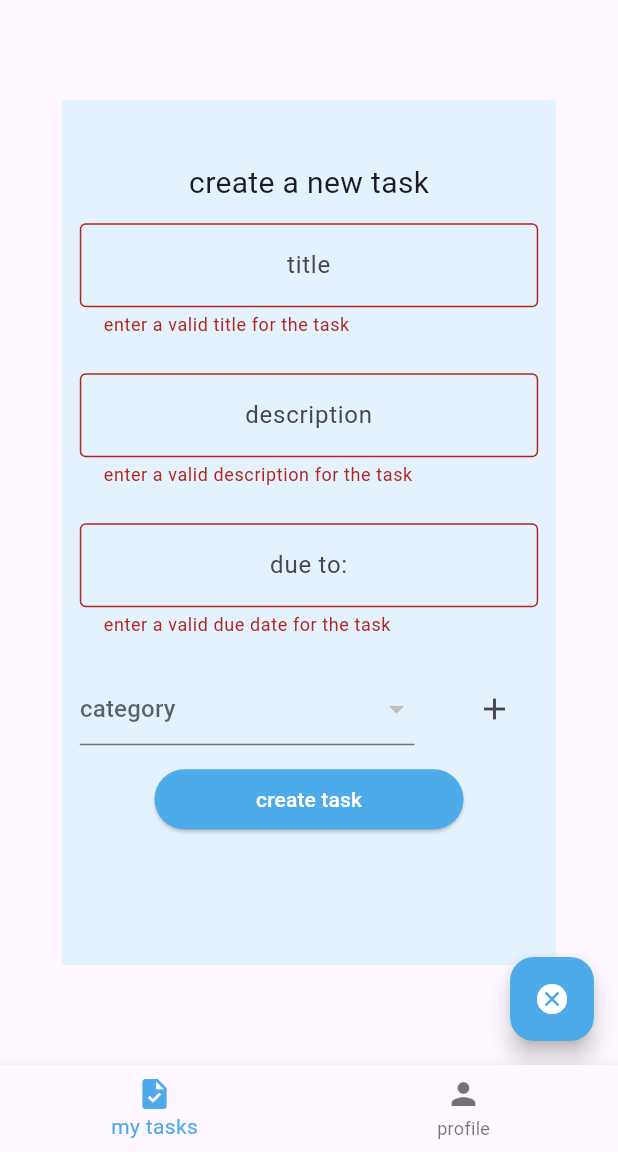
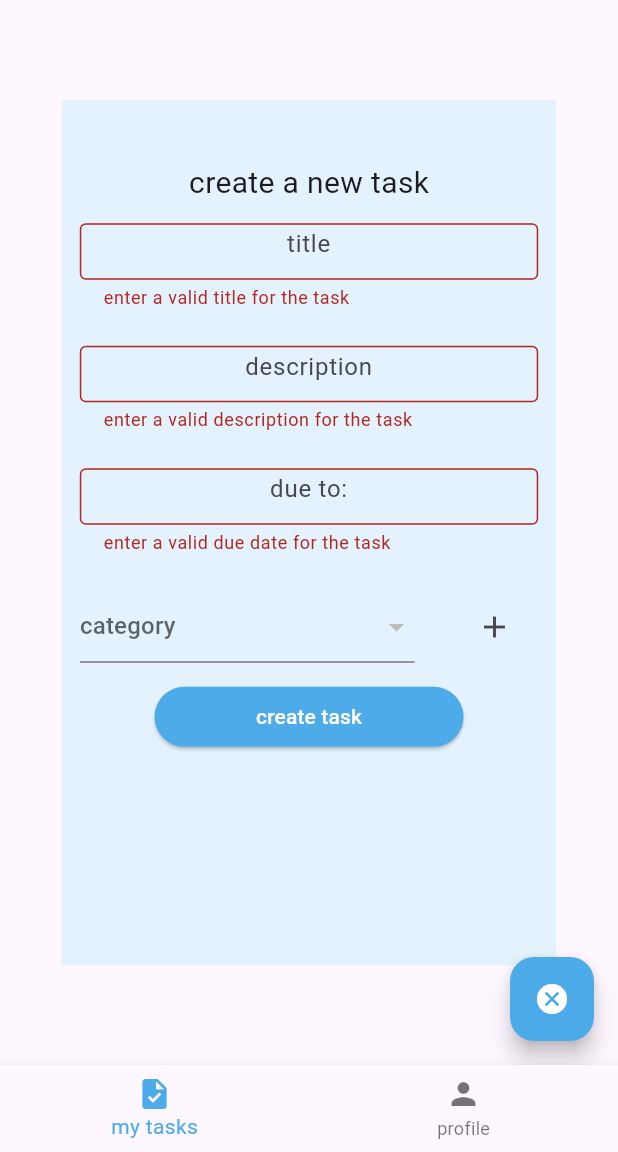
Before and after one commit to eduardobandeiramg/nex-task, a Flutter app: the screen it shows once a user with an empty profile is signed in, after a tap on the "add" icon, after a tap on "create task", on a phone screen of 412 x 824 dp, the part 84-1236 px from its top. Run offline on Flutter 3.47's test engine with Material 3 defaults, Android fonts, the phone set to English and light mode, and no system bars; our stand-ins replace flutter_bloc, image_picker, supabase_flutter; accounts and stored records are empty; network calls fail.

```diff
--- a/lib/view/components/modals/create_task_modal.dart
+++ b/lib/view/components/modals/create_task_modal.dart
@@ -7,6 +7,7 @@ import 'package:nex_task/utils/dimensions.dart';
 import 'package:nex_task/utils/enums/button_types.dart';
 import 'package:nex_task/utils/enums/text_form_field_input.dart';
 import 'package:nex_task/view/components/buttons/standard_button.dart';
+import 'package:nex_task/view/components/text_form_fields/smaller_standard_text_form_field.dart';
 import 'package:nex_task/view/components/text_form_fields/standard_text_form_field.dart';
 import 'package:nex_task/view/components/text_form_fields/task_category_drop_down.dart';
 import 'package:nex_task/view/screens/navigation_screen/navigation_screen.dart';
@@ -56,21 +57,24 @@ class _CreateTaskModalState extends State<CreateTaskModal> {
               Expanded(
                 child: ListView(
                   children: [
-                    StandardTextFormField(
+                    SmallerStandardTextFormField(
                       textFormFieldInput: TextFormFieldInput.taskTitle,
                       controller: taskTitleController,
                     ),
-                    StandardTextFormField(
+                    SmallerStandardTextFormField(
                       textFormFieldInput: TextFormFieldInput.taskDescription,
                       controller: taskDescriptionController,
                     ),
-                    StandardTextFormField(
+                    SmallerStandardTextFormField(
                       textFormFieldInput: TextFormFieldInput.taskDueDate,
                       controller: taskDueDateController,
                     ),
                     Row(
                       children: [
-                        Expanded(child: TaskCategoryDropDown(categoriesList: categoriesList,), flex: 3),
+                        Expanded(
+                          child: TaskCategoryDropDown(categoriesList: categoriesList),
+                          flex: 3,
+                        ),
                         Expanded(
                           child: IconButton(
                             onPressed: () {
@@ -84,7 +88,7 @@ class _CreateTaskModalState extends State<CreateTaskModal> {
                       ],
                     ),
                     if (newCategory)
-                      StandardTextFormField(
+                      SmallerStandardTextFormField(
                         textFormFieldInput: TextFormFieldInput.newCategory,
                         controller: taskNewCategoryController,
                       ),
@@ -121,8 +125,7 @@ class _CreateTaskModalState extends State<CreateTaskModal> {
                               MaterialPageRoute(builder: (context) => NavigationScreen()),
                             );
                           }
-                        } else {
-                        }
+                        } else {}
                       },
                     ),
                   ],
--- /dev/null
+++ b/lib/view/components/text_form_fields/smaller_standard_text_form_field.dart
@@ -0,0 +1,133 @@
+import 'package:flutter/material.dart';
+import 'package:nex_task/utils/enums/text_form_field_input.dart';
+
+import '../../../utils/dimensions.dart';
+
+class SmallerStandardTextFormField extends StatefulWidget {
+  TextFormFieldInput textFormFieldInput;
+  TextEditingController controller;
+
+  SmallerStandardTextFormField({super.key, required this.textFormFieldInput, required this.controller});
+
+  @override
+  State<SmallerStandardTextFormField> createState() => _SmallerStandardTextFormFieldState();
+}
+
+class _SmallerStandardTextFormFieldState extends State<SmallerStandardTextFormField> {
+  // method for returning the date picker:
+  Future<void> _selectDate(BuildContext context) async {
+    DateTime? picked = await showDatePicker(
+      context: context,
+      initialDate: DateTime.now(),
+      firstDate: DateTime(1900),
+      lastDate: DateTime(2100),
+    );
+    if (picked != null) {
+      setState(() {
+        widget.controller.text = "${picked.day}/${picked.month}/${picked.year}";
+      });
+    }
+  }
+
+  @override
+  Widget build(BuildContext context) {
+    return Padding(
+      padding: const EdgeInsets.all(12.0),
+      child: Container(
+        height: Dimensions.height*0.07,
+        decoration: BoxDecoration(borderRadius: BorderRadius.circular(50)),
+        child: TextFormField(
+          validator: (value) {
+            if (widget.textFormFieldInput == TextFormFieldInput.taskTitle) {
+              if (value!.isEmpty) {
+                return "enter a valid title for the task";
+              } else {
+                return null;
+              }
+            } else if (widget.textFormFieldInput == TextFormFieldInput.taskDescription) {
+              if (value!.isEmpty) {
+                return "enter a valid description for the task";
+              } else {
+                return null;
+              }
+            } else if (widget.textFormFieldInput == TextFormFieldInput.taskDueDate) {
+              if (value!.isEmpty) {
+                return "enter a valid due date for the task";
+              } else {
+                return null;
+              }
+            } else if (widget.textFormFieldInput == TextFormFieldInput.email) {
+              if (value!.isEmpty) {
+                return "field must be not null";
+              } else if (!RegExp(
+                r'^[a-zA-Z0-9._%+-]+@[a-zA-Z0-9.-]+\.[a-zA-Z]{2,}$',
+              ).hasMatch(value)) {
+                return 'enter a valid email';
+              } else {
+                return null;
+              }
+            } else if (widget.textFormFieldInput == TextFormFieldInput.password) {
+              if (value!.length < 8) {
+                return 'your password must have at least 8 characters';
+              } else if (!RegExp(r'[0-9]').hasMatch(value)) {
+                return 'your password must contain at least a number';
+              } else if (!RegExp('[A-Z]').hasMatch(value)) {
+                return 'your password must contain at least one upper case character';
+              } else if (!RegExp('[a-z]').hasMatch(value)) {
+                return 'your password must contain at least one lower case character';
+              }
+            } else if (widget.textFormFieldInput == TextFormFieldInput.confirmPassword) {
+              if (value!.length < 8) {
+                return 'your password must have at least 8 characters';
+              } else if (!RegExp(r'[0-9]').hasMatch(value)) {
+                return 'your password must contain at least a number';
+              } else if (!RegExp('[A-Z]').hasMatch(value)) {
+                return 'your password must contain at least one upper case character';
+              } else if (!RegExp('[a-z]').hasMatch(value)) {
+                return 'your password must contain at least one lower case character';
+              }
+            }
+          },
+          readOnly: widget.textFormFieldInput == TextFormFieldInput.taskDueDate,
+          onTap: () async {
+            if (widget.textFormFieldInput == TextFormFieldInput.taskDueDate) {
+              return _selectDate(context);
+            }
+          },
+          controller: widget.controller,
+          obscureText:
+          widget.textFormFieldInput == TextFormFieldInput.password ||
+              widget.textFormFieldInput == TextFormFieldInput.confirmPassword
+              ? true
+              : false,
+          textAlign: TextAlign.center,
+          decoration: InputDecoration(
+            border: OutlineInputBorder(),
+            hintText: textFormFieldText(widget.textFormFieldInput),
+          ),
+        ),
+      ),
+    );
+  }
+}
+
+String textFormFieldText(TextFormFieldInput textFormFieldInput) {
+  switch (textFormFieldInput) {
+    case TextFormFieldInput.email:
+      return "email";
+    case TextFormFieldInput.password:
+      return "password";
+    case TextFormFieldInput.confirmPassword:
+      return "confirm password";
+    case TextFormFieldInput.taskTitle:
+      return "title";
+    case TextFormFieldInput.taskDescription:
+      return "description";
+    case TextFormFieldInput.newCategory:
+      return "enter new category";
+    case TextFormFieldInput.taskDueDate:
+      return "due to:";
+    default:
+      return "not-detected text form field";
+  }
+}
--- a/lib/view/screens/secondary_screens/task_details.dart
+++ b/lib/view/screens/secondary_screens/task_details.dart
@@ -10,7 +10,7 @@ import 'package:nex_task/view/components/banners/confirm_task_deletion_banner.da
 import 'package:nex_task/view/components/banners/confirm_task_status_change.dart';
 import 'package:nex_task/view/components/buttons/standard_button.dart';
 import 'package:nex_task/view/components/cards/task_details_card.dart';
-import 'package:nex_task/view/components/text_form_fields/standard_text_form_field_smaller.dart';
+import 'package:nex_task/view/components/text_form_fields/updating_task_field.dart';
 import 'package:nex_task/view/screens/navigation_screen/navigation_screen.dart';
 import 'package:nex_task/view/state_management/new_task_form_state/category_selection_state.dart';
 import '../../components/text_form_fields/task_category_drop_down.dart';
```
Also changed, not shown: lib/view/components/text_form_fields/updating_task_field.dart (renamed from lib/view/components/text_form_fields/standard_text_form_field_smaller.dart).
